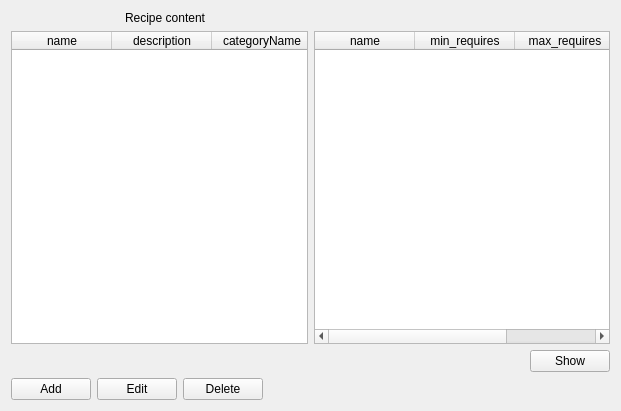
Old version of the form client/uiforms/recipe_content.ui in the repository Wolframe/configurator.
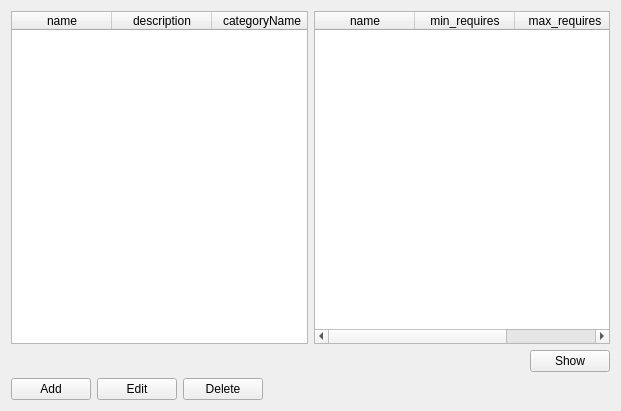
New version of the form. Icons and pictures are not drawn.

Diff of the .ui file:
```diff
--- a/client/uiforms/recipe_content.ui
+++ b/client/uiforms/recipe_content.ui
@@ -67,63 +67,7 @@
      </item>
     </layout>
    </item>
-   <item row="0" column="0">
-    <layout class="QHBoxLayout" name="horizontalLayout_2">
-     <item>
-      <widget class="QLabel" name="label_2">
-       <property name="maximumSize">
-        <size>
-         <width>32</width>
-         <height>32</height>
-        </size>
-       </property>
-       <property name="text">
-        <string/>
-       </property>
-      </widget>
-     </item>
-     <item>
-      <widget class="QLabel" name="label_3">
-       <property name="maximumSize">
-        <size>
-         <width>32</width>
-         <height>32</height>
-        </size>
-       </property>
-       <property name="text">
-        <string/>
-       </property>
-       <property name="pixmap">
-        <pixmap>:/images/link.png</pixmap>
-       </property>
-      </widget>
-     </item>
-     <item>
-      <widget class="QLabel" name="label_4">
-       <property name="maximumSize">
-        <size>
-         <width>32</width>
-         <height>32</height>
-        </size>
-       </property>
-       <property name="text">
-        <string/>
-       </property>
-       <property name="pixmap">
-        <pixmap>:/images/folders.png</pixmap>
-       </property>
-      </widget>
-     </item>
-     <item>
-      <widget class="QLabel" name="label">
-       <property name="text">
-        <string>Recipe content</string>
-       </property>
-      </widget>
-     </item>
-    </layout>
-   </item>
-   <item row="2" column="0">
+   <item row="1" column="0">
     <layout class="QGridLayout" name="gridLayout_2">
      <item row="1" column="0">
       <layout class="QHBoxLayout" name="horizontalLayout_3"/>
```
Left out of the diff: 2 changed lines with no effect on the pictures.
